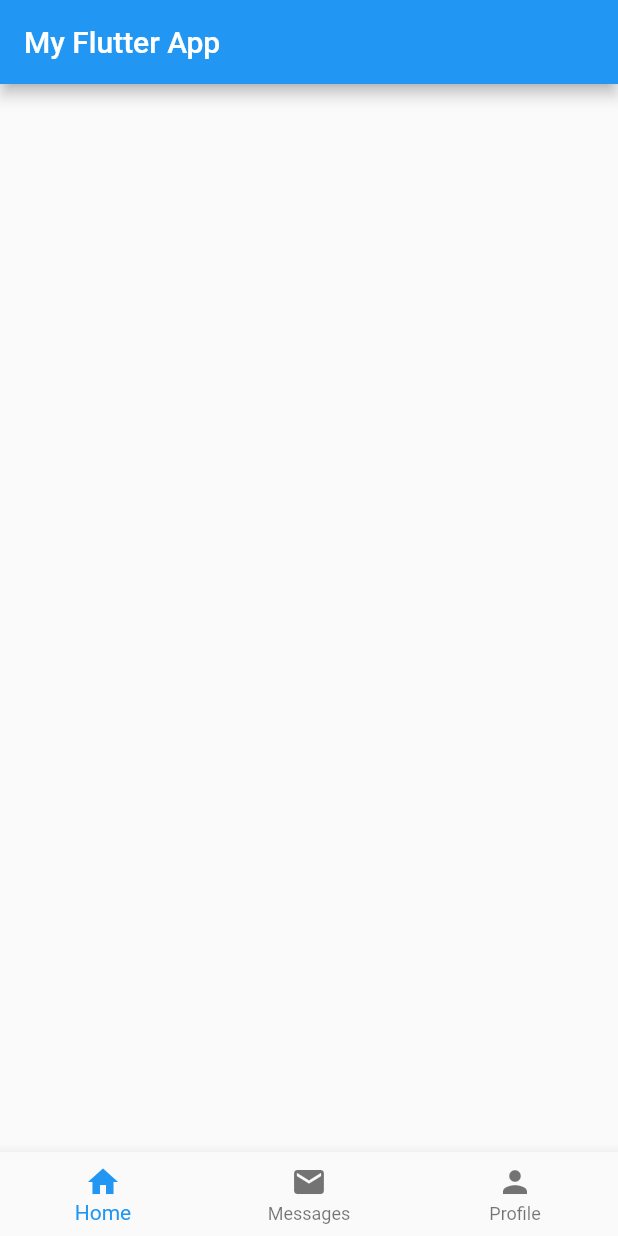
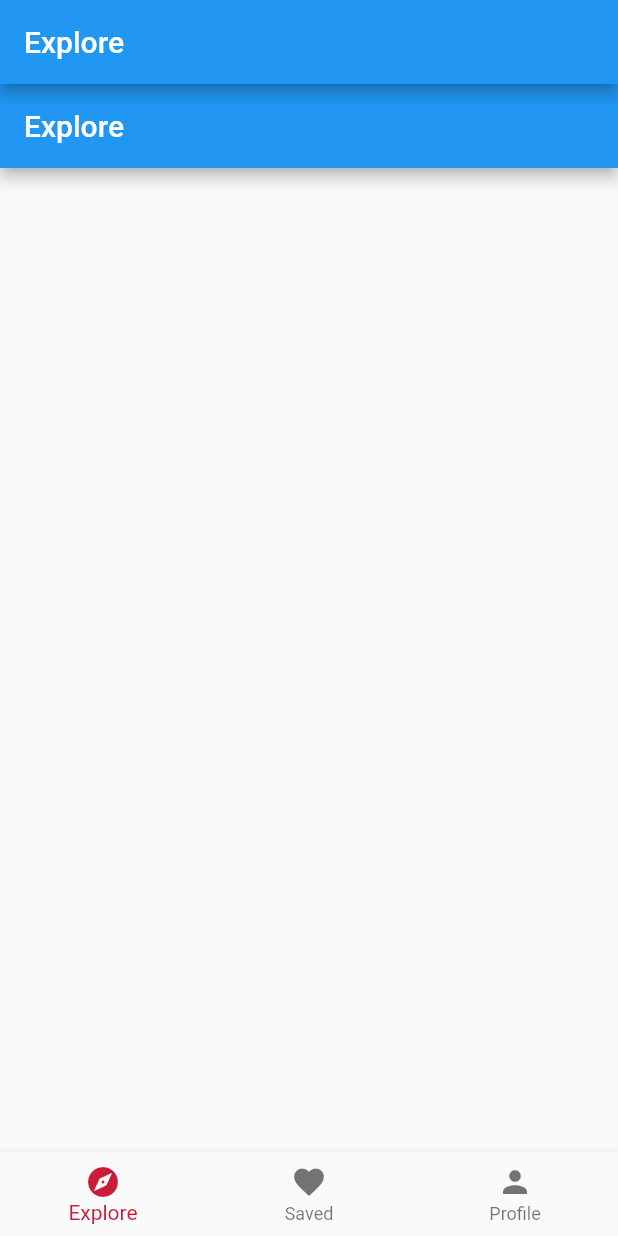
Before and after one commit to ldai100/Baymax-front, a Flutter app: the screen it shows after launch, on a phone screen of 412 x 824 dp. Run offline on Flutter 3.47's test engine with Material 2 defaults, Android fonts, the phone set to English and light mode, and no system bars; our stand-ins replace fluro.

Commit message:
rebuild the structure to MVC, 3 main pages is in views folder. Home page can navigate to 3 main pages.Home page is in views folder too

```diff
--- a/lib/home.dart
+++ /dev/null
@@ -1,37 +0,0 @@
-import 'package:flutter/material.dart';
-
-
-class Home extends StatefulWidget {
- @override
- State<StatefulWidget> createState() {
-    return _HomeState();
-  }
-}
-
-class _HomeState extends State<Home> {
-
-  Widget build(BuildContext context){
-    return Scaffold(
-      appBar: AppBar(
-       title: Text('My Flutter App'),
-     ),
-     bottomNavigationBar: BottomNavigationBar(
-       currentIndex: 0, // this will be set when a new tab is tapped
-       items: [
-         BottomNavigationBarItem(
-           icon: new Icon(Icons.home),
-           title: new Text('Home'),
-         ),
-         BottomNavigationBarItem(
-           icon: new Icon(Icons.mail),
-           title: new Text('Messages'),
-         ),
-         BottomNavigationBarItem(
-           icon: Icon(Icons.person),
-           title: Text('Profile'),
-         )
-       ],
-     ),
-     );
-  }
-}
--- a/lib/main.dart
+++ b/lib/main.dart
@@ -1,5 +1,6 @@
 import 'package:flutter/material.dart';
-import 'home.dart';
+import 'views/home.dart';
+import 'package:fluro/fluro.dart';
 
 void main() => runApp(MyApp());
 
--- /dev/null
+++ b/lib/views/explore_page/explore_page.dart
@@ -0,0 +1,16 @@
+import 'package:flutter/material.dart';
+
+class ExplorePage extends StatefulWidget {
+  @override
+  ExplorePageState createState() => new ExplorePageState();
+}
+
+class ExplorePageState extends State<ExplorePage> {
+  @override
+  Widget build(BuildContext context) {
+    return Scaffold(
+        appBar: AppBar(
+      title: Text('Explore'),
+    ));
+  }
+}
--- /dev/null
+++ b/lib/views/home.dart
@@ -0,0 +1,82 @@
+import 'package:flutter/material.dart';
+import 'collection_page/collection_page.dart';
+import 'explore_page/explore_page.dart';
+import 'profile_page/profile_page.dart';
+
+
+
+class Home extends StatefulWidget {
+  @override
+  State<StatefulWidget> createState() {
+    return _HomeState();
+  }
+}
+
+class _HomeState extends State<Home> {
+  //set explore page to be the current tab for home screen.
+
+
+  String appBarTitle = tabData[0]['text'];
+  List<Widget> list = List();
+  int _currentIndex = 0;
+
+  //Create a list to store 3 tabs icons and text.
+  static List tabData = [
+    {'text': 'Explore', 'icon': Icon(Icons.explore)},
+    {'text': 'Saved', 'icon': Icon(Icons.favorite)},
+    {'text': 'Profile', 'icon': Icon(Icons.person)}
+  ];
+
+  List<BottomNavigationBarItem> myTabs = [];
+
+  @override
+  void initState() {
+    super.initState();
+
+    for (int i = 0; i < tabData.length; i++) {
+      myTabs.add(BottomNavigationBarItem(
+        icon: tabData[i]['icon'],
+        title: Text(
+          tabData[i]['text'],
+        ),
+      ));
+    }
+
+    //Add 3 main pages to a list by using cascade notation.
+    list..add(ExplorePage())..add(CollectionPage())..add(ProfilePage());
+  }
+
+  @override
+  void dispose() {
+    super.dispose();
+  }
+
+  @override
+  Widget build(BuildContext context) {
+    return Scaffold(
+      appBar: AppBar(
+        title: Text(appBarTitle),
+      ),
+      body: list[_currentIndex],
+      bottomNavigationBar: BottomNavigationBar(
+        items: myTabs,
+
+        currentIndex: _currentIndex,
+
+        onTap: _ItemTapped,
+
+
+        type: BottomNavigationBarType.fixed,
+
+        fixedColor: Color(0xFFC91B3A),
+      ),
+      );
+  }
+
+  void _ItemTapped(int index) {
+    setState(() {
+      _currentIndex = index;
+      appBarTitle = tabData[index]['text'];
+    });
+  }
+}
--- a/pubspec.yaml
+++ b/pubspec.yaml
@@ -19,6 +19,7 @@ environment:
 dependencies:
   flutter:
     sdk: flutter
+  fluro: "^1.5.1"
 
   # The following adds the Cupertino Icons font to your application.
   # Use with the CupertinoIcons class for iOS style icons.
```
Also changed, not shown: lib/views/collection_page/collection_page.dart (added, +16 -0 lines), lib/views/profile_page/profile_page.dart (added, +16 -0 lines), lib/explore/explore.dart (deleted), lib/profile/profile.dart (deleted), lib/save_history/save_history.dart (deleted), pubspec.lock.
